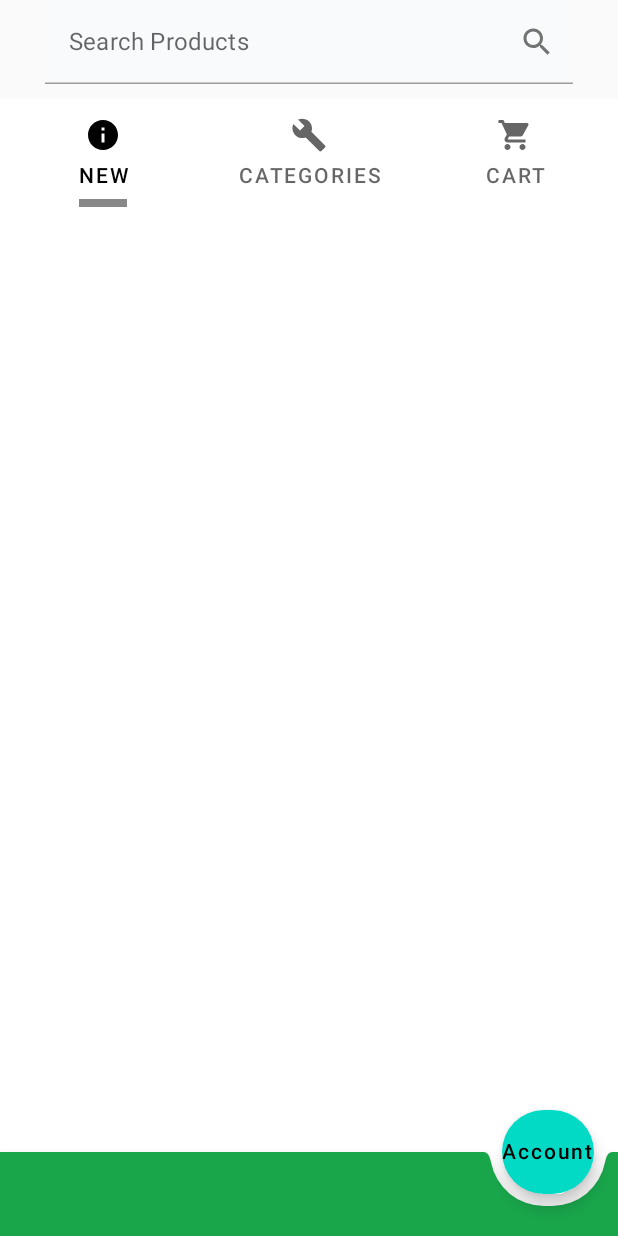
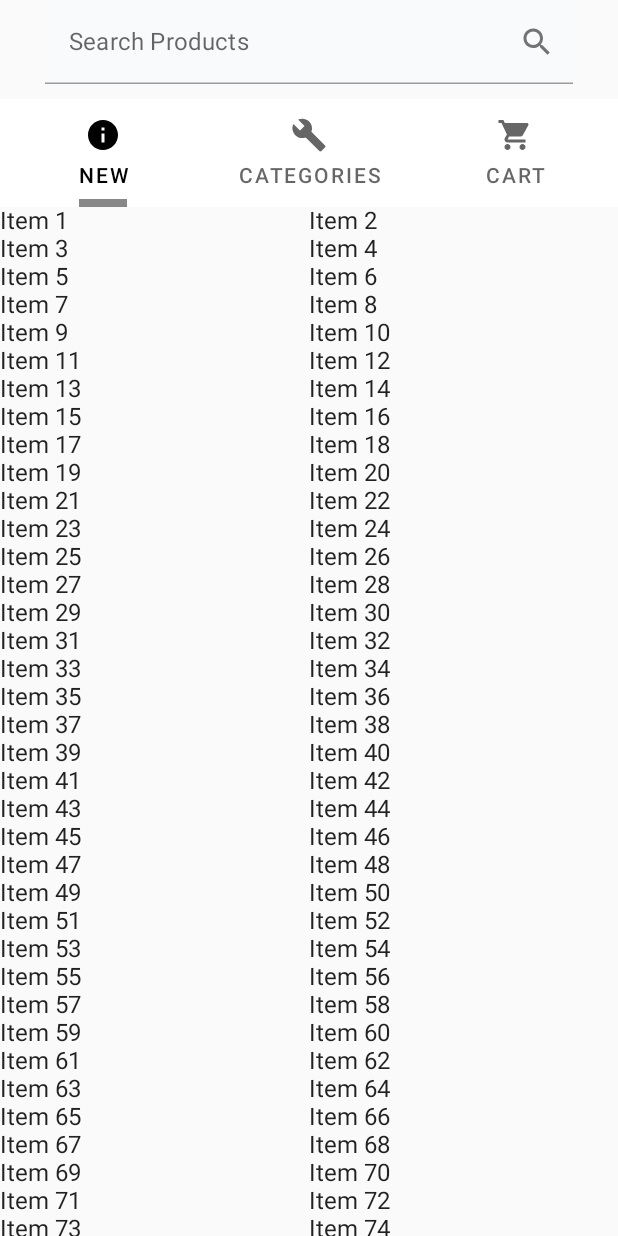
Before and after one commit to pattyish/Android-E-Harvest-Team, an Android app built with Jetpack Compose: the HomeScreen screen opened through its navigation route, on a phone screen of 412 x 824 dp. Run offline under Robolectric (Android 15) with nearby library versions, the phone set to English and light mode, and no system bars; 2 statements that could not run were skipped.

Commit message:
added lazygridlist

```diff
--- a/eHarvest-App/app/src/main/java/com/example/firstapplication/ui/compose/HomeScreen.kt
+++ b/eHarvest-App/app/src/main/java/com/example/firstapplication/ui/compose/HomeScreen.kt
@@ -4,11 +4,15 @@ package com.example.firstapplication.ui.compose
 import androidx.compose.animation.core.FastOutSlowInEasing
 import androidx.compose.animation.core.animateDpAsState
 import androidx.compose.animation.core.tween
+import androidx.compose.foundation.ExperimentalFoundationApi
 import androidx.compose.foundation.Image
 import androidx.compose.foundation.background
 import androidx.compose.foundation.clickable
 import androidx.compose.foundation.interaction.MutableInteractionSource
 import androidx.compose.foundation.layout.*
+import androidx.compose.foundation.lazy.GridCells
+import androidx.compose.foundation.lazy.LazyGridScope
+import androidx.compose.foundation.lazy.LazyVerticalGrid
 import androidx.compose.foundation.shape.CornerSize
 import androidx.compose.foundation.shape.RoundedCornerShape
 import androidx.compose.foundation.text.KeyboardOptions
@@ -45,6 +49,7 @@ fun CombinedTabWithCustomIndicator() {
         "CART" to Icons.Filled.ShoppingCart,
 //        "BOOKS" to Icons.Filled.Settings,
     )
+    Column() {
         TabRow(
             selectedTabIndex = tabIndex,
             backgroundColor = Color.White,
@@ -73,6 +78,32 @@ fun CombinedTabWithCustomIndicator() {
                 })
             }
         }
+//        when (tabIndex) {
+//            0 -> {
+//                NewTab()
+//            }
+//            1 -> {
+//                CategoriesTab()
+//            }
+//            2 -> {
+//                CartTab()
+//            }
+        val items = listOf("Item 1", "Item 2", "Item 3", "Item 4", "Item 5", "Item 6", "Item 7", "Item 8", "Item 9", "Item 10", "Item 11", "Item 12", "Item 13", "Item 14", "Item 15", "Item 16", "Item 17", "Item 18", "Item 19", "Item 20", "Item 21", "Item 22", "Item 23", "Item 24", "Item 25", "Item 26", "Item 27", "Item 28", "Item 29", "Item 30", "Item 31", "Item 32", "Item 33", "Item 34", "Item 35", "Item 36", "Item 37", "Item 38", "Item 39", "Item 40", "Item 41", "Item 42", "Item 43", "Item 44", "Item 45", "Item 46", "Item 47", "Item 48", "Item 49", "Item 50", "Item 51", "Item 52", "Item 53", "Item 54", "Item 55", "Item 56", "Item 57", "Item 58", "Item 59", "Item 60", "Item 61", "Item 62", "Item 63", "Item 64", "Item 65", "Item 66", "Item 67", "Item 68", "Item 69", "Item 70", "Item 71", "Item 72", "Item 73", "Item 74", "Item 75", "Item 76", "Item 77", "Item 78", "Item 79", "Item 80", "Item 81", "Item 82", "Item 83", "Item 84", "Item 85", "Item 86", "Item 87", "Item 88", "Item 89", "Item 90", "Item 91", "Item 92", "Item 93", "Item 94", "Item 95", "Item 96", "Item 97", "Item 98", "Item 99" )
+        val items2 = listOf("Item 24", "Item 25", "Item 26", "Item 27", "Item 28", "Item 29", "Item 30", "Item 31", "Item 32", "Item 33", "Item 34", "Item 35", "Item 36", "Item 37", "Item 38", "Item 39", "Item 40", "Item 41", "Item 42", "Item 43", "Item 44", "Item 45", "Item 46", "Item 47", "Item 48", "Item 49", "Item 50", "Item 51", "Item 52", "Item 53", "Item 54", "Item 55", "Item 56", "Item 57", "Item 58", "Item 59", "Item 60", "Item 61", "Item 62", "Item 63", "Item 64", "Item 65", "Item 66", "Item 67", "Item 68", "Item 69", "Item 70", "Item 71", "Item 72", "Item 73", "Item 74", "Item 75", "Item 76", "Item 77", "Item 78", "Item 79", "Item 80", "Item 81", "Item 82", "Item 83", "Item 84", "Item 85", "Item 86", "Item 87", "Item 88", "Item 89", "Item 90", "Item 91", "Item 92", "Item 93", "Item 94", "Item 95", "Item 96", "Item 97", "Item 98", "Item 99" )
+    val items3 = listOf("4343434", "21121")
+
+        if (tabIndex == 0) {
+            StringGrid(items = items)
+        } else if (tabIndex == 1) {
+            StringGrid(items = items2)
+        } else if (tabIndex == 2) {
+            StringGrid(items = items3)
+        }
+        // create a list of strings
+        // pass the list to the StringGrid composable function
+//        StringGrid(items = items)
+    }
+
 }
 
 fun Modifier.customTabIndicatorOffset(
@@ -95,21 +126,6 @@ fun Modifier.customTabIndicatorOffset(
         .width(indicatorWidth)
 }
 
-@Composable
-fun cardItem()
-{
-    Card {
-        Row() {
-            Text(
-                text = "Jetpack"
-            )
-//            Spacer(modifier = Modifier.pre(8.dp))
-            Text(
-                text = "Compose"
-            )
-        }
-    }
-}
 
 @Composable
 fun HomeScreen (navController: NavController){
@@ -160,18 +176,37 @@ fun HomeScreen (navController: NavController){
         ) {
         }
 
-        cardItem()
 
     }
 
 
 }
 
+@OptIn(ExperimentalFoundationApi::class)
+@Composable
+fun StringGrid(items:List<String>)
+{
+    LazyVerticalGrid(
+        cells = GridCells.Fixed(2),
+        contentPadding = PaddingValues(4.dp),
+        modifier = Modifier.fillMaxWidth()
+    ) {
+        //loop through the items and add them to the grid using the item() composable function provided by LazyVerticalGrid
+        items.forEach { item ->
+            item {
+                Text(text = item)
+            }
+        }
+    }
+
+
+}
 
 @Preview(showBackground = true, showSystemUi = true)
 @Composable
 fun HomeScreenPreview() {
     FirstApplicationTheme {
 
+        CombinedTabWithCustomIndicator()
     }
 }
```
Lines whose indentation alone changed are shown as unchanged.
